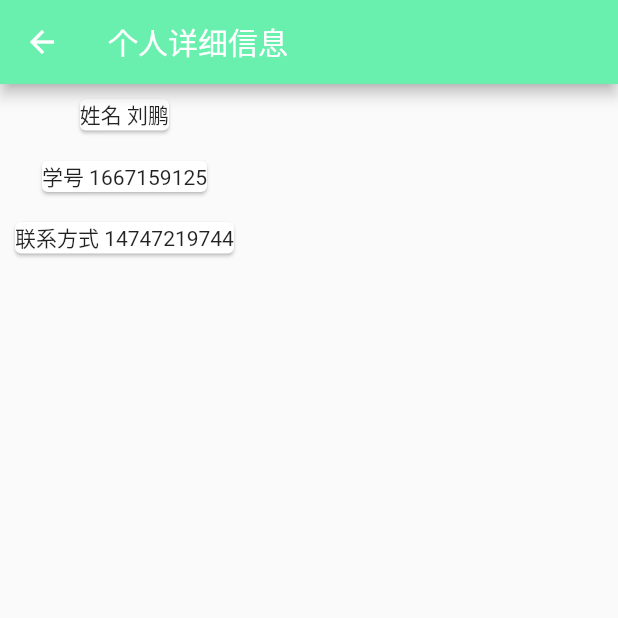
After one commit to liupengzhouyi/application_paper, a Flutter app: the PersonalInformation screen opened directly, on a phone screen of 412 x 824 dp, the top half of it. The commit adds this screen. Run offline on Flutter 3.47's test engine with Material 2 defaults, Android fonts, the light colour scheme and no system bars; our stand-ins replace dio.

Commit message:
我的信息页面关联 V 0.3.5

```diff
--- a/lib/fristPage.dart
+++ b/lib/fristPage.dart
@@ -1,3 +1,4 @@
+import 'package:application_paper/fristPage/mainPage.dart';
 import 'package:flutter/material.dart';
 
 import 'main.dart';
@@ -25,14 +26,12 @@ class _MyHomeState extends State<MyHome> with SingleTickerProviderStateMixin{
     _controller = AnimationController(vsync: this, duration: Duration(milliseconds: 3000));
     _animation = Tween(begin: 0.0, end: 1.0).animate(_controller);
     //上面两行代码表示初始化一个Animation控制器， vsync垂直同步，动画执行时间3000毫秒,然后我们设置一个Animation动画，使用上面设置的控制器
-
-
     //监听动画运行状态，当状态为completed时，动画执行结束，跳转首页
     _animation.addStatusListener((status){
       if(status == AnimationStatus.completed){
         Navigator.of(context).pushAndRemoveUntil(
             MaterialPageRoute(builder: (context){
-              return MyHomePage(title: 'Flutter Demo Home Page');
+              return MyMainApp();
             }),
                 (route) => route == null
         );
--- a/lib/fristPage/mainPage.dart
+++ b/lib/fristPage/mainPage.dart
@@ -4,9 +4,9 @@ import 'package:application_paper/fristPage/showTopic.dart';
 import 'package:flutter/material.dart';
 
 // 这里为入口函数
-void main() => runApp(new MyApp());
+void main() => runApp(new MyMainApp());
 
-class MyApp extends StatelessWidget {
+class MyMainApp extends StatelessWidget {
   // This widget is the root of your application.
   @override
   Widget build(BuildContext context) {
--- a/lib/myPage/myInformation.dart
+++ b/lib/myPage/myInformation.dart
@@ -1,5 +1,6 @@
 
 
+import 'package:application_paper/myPage/personalInformation.dart';
 import 'package:flutter/material.dart';
 
 class MyInformation extends StatefulWidget {
@@ -25,6 +26,13 @@ class _MyInformationState extends State<MyInformation> {
                   leading:Icon(Icons.account_circle),
                   title: Text("个人信息", style: TextStyle(fontSize: 35, color:Colors.black),),
                   trailing: Icon(Icons.navigate_next),
+                  onTap: () {
+                    Navigator.of(context).push(
+                        MaterialPageRoute(
+                            builder: (context) => PersonalInformation(name: '刘鹏', number: '1667159125', phoneNumber: '14747219744',)
+                        )
+                    );
+                  },
                 ),
               ),
 
--- /dev/null
+++ b/lib/myPage/personalInformation.dart
@@ -0,0 +1,55 @@
+
+
+
+import 'package:flutter/material.dart';
+
+class PersonalInformation extends StatefulWidget {
+
+  String name = "";
+
+  String number = "";
+
+  String phoneNumber = "";
+
+  PersonalInformation({this.name, this.number, this.phoneNumber});
+
+  @override
+  _PersonalInformationState createState() => _PersonalInformationState(name: this.name, number: this.number, phoneNumber: this.phoneNumber);
+}
+
+class _PersonalInformationState extends State<PersonalInformation> {
+
+  String name = "";
+
+  String number = "";
+
+  String phoneNumber = "";
+
+  _PersonalInformationState({this.name, this.number, this.phoneNumber});
+
+  @override
+  Widget build(BuildContext context) {
+    return Scaffold(
+      appBar: AppBar(
+        title: Text('个人详细信息'),
+        backgroundColor: Colors.greenAccent,
+      ),
+      body: Column(
+        children: <Widget>[
+          Card(
+            margin: EdgeInsets.all(10),
+            child: Text('姓名 ${this.name}'),
+          ),
+          Card(
+            margin: EdgeInsets.all(10),
+            child: Text('学号 ${this.number}'),
+          ),
+          Card(
+            margin: EdgeInsets.all(10),
+            child: Text('联系方式 ${this.phoneNumber}'),
+          ),
+        ],
+      ),
+    );
+  }
+}
```
